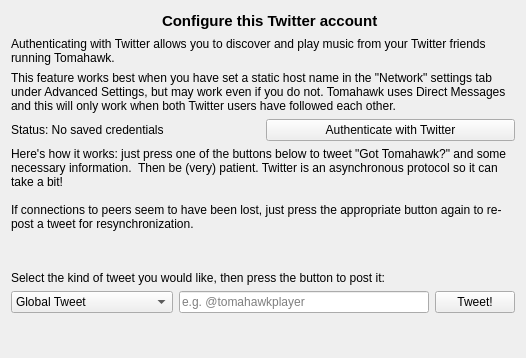
Qt form src/sip/twitter/twitterconfigwidget.ui (tomahawk-player/tomahawk) before a commit.
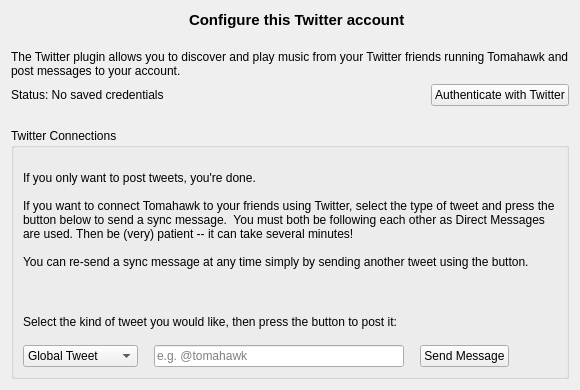
The same form after that commit. Icons and pictures are not drawn.

Commit message: Fix twitter copy and also size issues. Fixes TWK-209.

```diff
--- a/src/sip/twitter/twitterconfigwidget.ui
+++ b/src/sip/twitter/twitterconfigwidget.ui
@@ -6,17 +6,23 @@
    <rect>
     <x>0</x>
     <y>0</y>
-    <width>526</width>
-    <height>358</height>
+    <width>580</width>
+    <height>390</height>
    </rect>
   </property>
+  <property name="sizePolicy">
+   <sizepolicy hsizetype="Minimum" vsizetype="Minimum">
+    <horstretch>0</horstretch>
+    <verstretch>0</verstretch>
+   </sizepolicy>
+  </property>
   <property name="minimumSize">
    <size>
-    <width>0</width>
-    <height>0</height>
+    <width>580</width>
+    <height>390</height>
    </size>
   </property>
-  <layout class="QVBoxLayout" name="verticalLayout">
+  <layout class="QVBoxLayout" name="verticalLayout_4">
    <item>
     <layout class="QHBoxLayout" name="horizontalLayout">
      <item>
@@ -27,13 +33,19 @@
        <property name="sizeHint" stdset="0">
         <size>
          <width>40</width>
-         <height>20</height>
+         <height>0</height>
         </size>
        </property>
       </spacer>
      </item>
      <item>
       <widget class="QLabel" name="label_4">
+       <property name="sizePolicy">
+        <sizepolicy hsizetype="Preferred" vsizetype="Fixed">
+         <horstretch>0</horstretch>
+         <verstretch>0</verstretch>
+        </sizepolicy>
+       </property>
        <property name="text">
         <string/>
        </property>
@@ -44,6 +56,12 @@
      </item>
      <item>
       <widget class="QLabel" name="label">
+       <property name="sizePolicy">
+        <sizepolicy hsizetype="Preferred" vsizetype="Fixed">
+         <horstretch>0</horstretch>
+         <verstretch>0</verstretch>
+        </sizepolicy>
+       </property>
        <property name="font">
         <font>
          <pointsize>11</pointsize>
@@ -61,10 +79,13 @@
        <property name="orientation">
         <enum>Qt::Horizontal</enum>
        </property>
+       <property name="sizeType">
+        <enum>QSizePolicy::Expanding</enum>
+       </property>
        <property name="sizeHint" stdset="0">
         <size>
          <width>40</width>
-         <height>20</height>
+         <height>0</height>
         </size>
        </property>
       </spacer>
@@ -72,17 +93,30 @@
     </layout>
    </item>
    <item>
-    <layout class="QVBoxLayout" name="twitterVertLayout">
+    <spacer name="verticalSpacer_4">
+     <property name="orientation">
+      <enum>Qt::Vertical</enum>
+     </property>
+     <property name="sizeHint" stdset="0">
+      <size>
+       <width>20</width>
+       <height>40</height>
+      </size>
+     </property>
+    </spacer>
+   </item>
+   <item>
+    <layout class="QVBoxLayout" name="verticalLayout">
      <item>
       <widget class="QLabel" name="twitterInfoLabel">
        <property name="sizePolicy">
-        <sizepolicy hsizetype="Preferred" vsizetype="Fixed">
+        <sizepolicy hsizetype="Expanding" vsizetype="Fixed">
          <horstretch>0</horstretch>
          <verstretch>0</verstretch>
         </sizepolicy>
        </property>
        <property name="text">
-        <string>Authenticating with Twitter allows you to discover and play music from your Twitter friends running Tomahawk.</string>
+        <string>The Twitter plugin allows you to discover and play music from your Twitter friends running Tomahawk and post messages to your account.</string>
        </property>
        <property name="wordWrap">
         <bool>true</bool>
@@ -90,19 +124,15 @@
       </widget>
      </item>
      <item>
-      <widget class="QLabel" name="label_2">
-       <property name="text">
-        <string>This feature works best when you have set a static host name in the &quot;Network&quot; settings tab under Advanced Settings, but may work even if you do not. Tomahawk uses Direct Messages and this will only work when both Twitter users have followed each other.</string>
-       </property>
-       <property name="wordWrap">
-        <bool>true</bool>
-       </property>
-      </widget>
-     </item>
-     <item>
-      <layout class="QHBoxLayout" name="twitterHorizontalLayout">
+      <layout class="QHBoxLayout" name="horizontalLayout_2">
        <item>
         <widget class="QLabel" name="twitterStatusLabel">
+         <property name="sizePolicy">
+          <sizepolicy hsizetype="Fixed" vsizetype="Fixed">
+           <horstretch>0</horstretch>
+           <verstretch>0</verstretch>
+          </sizepolicy>
+         </property>
          <property name="text">
           <string>Status: No saved credentials</string>
          </property>
@@ -111,8 +141,27 @@
          </property>
         </widget>
        </item>
+       <item>
+        <spacer name="horizontalSpacer_3">
+         <property name="orientation">
+          <enum>Qt::Horizontal</enum>
+         </property>
+         <property name="sizeHint" stdset="0">
+          <size>
+           <width>40</width>
+           <height>20</height>
+          </size>
+         </property>
+        </spacer>
+       </item>
        <item>
         <widget class="QPushButton" name="twitterAuthenticateButton">
+         <property name="sizePolicy">
+          <sizepolicy hsizetype="Fixed" vsizetype="Fixed">
+           <horstretch>0</horstretch>
+           <verstretch>0</verstretch>
+          </sizepolicy>
+         </property>
          <property name="text">
           <string>Authenticate with Twitter</string>
          </property>
@@ -123,11 +172,39 @@
     </layout>
    </item>
    <item>
+    <spacer name="verticalSpacer_3">
+     <property name="orientation">
+      <enum>Qt::Vertical</enum>
+     </property>
+     <property name="sizeHint" stdset="0">
+      <size>
+       <width>20</width>
+       <height>40</height>
+      </size>
+     </property>
+    </spacer>
+   </item>
+   <item>
+    <widget class="QGroupBox" name="twitterSyncGroupBox">
+     <property name="sizePolicy">
+      <sizepolicy hsizetype="Preferred" vsizetype="Fixed">
+       <horstretch>0</horstretch>
+       <verstretch>0</verstretch>
+      </sizepolicy>
+     </property>
+     <property name="title">
+      <string>Twitter Connections</string>
+     </property>
+     <layout class="QVBoxLayout" name="verticalLayout_3">
+      <item>
     <widget class="QLabel" name="twitterInstructionsInfoLabel">
      <property name="text">
-      <string>Here's how it works: just press one of the buttons below to tweet &quot;Got Tomahawk?&quot; and some necessary information.  Then be (very) patient. Twitter is an asynchronous protocol so it can take a bit!
+         <string>
+If you only want to post tweets, you're done.
 
-If connections to peers seem to have been lost, just press the appropriate button again to re-post a tweet for resynchronization.</string>
+If you want to connect Tomahawk to your friends using Twitter, select the type of tweet and press the button below to send a sync message.  You must both be following each other as Direct Messages are used. Then be (very) patient -- it can take several minutes!
+
+You can re-send a sync message at any time simply by sending another tweet using the button.</string>
      </property>
      <property name="wordWrap">
       <bool>true</bool>
@@ -139,6 +216,9 @@
      <property name="orientation">
       <enum>Qt::Vertical</enum>
      </property>
+        <property name="sizeType">
+         <enum>QSizePolicy::Expanding</enum>
+        </property>
      <property name="sizeHint" stdset="0">
       <size>
        <width>20</width>
@@ -149,6 +229,9 @@
    </item>
    <item>
     <layout class="QVBoxLayout" name="twitterTweetVLayout">
+        <property name="sizeConstraint">
+         <enum>QLayout::SetFixedSize</enum>
+        </property>
      <item>
       <widget class="QLabel" name="twitterGlobalTweetLabel">
        <property name="sizePolicy">
@@ -162,12 +245,28 @@
        </property>
       </widget>
      </item>
+        <item>
+         <spacer name="verticalSpacer_2">
+          <property name="orientation">
+           <enum>Qt::Vertical</enum>
+          </property>
+          <property name="sizeType">
+           <enum>QSizePolicy::Fixed</enum>
+          </property>
+          <property name="sizeHint" stdset="0">
+           <size>
+            <width>20</width>
+            <height>10</height>
+           </size>
+          </property>
+         </spacer>
+        </item>
      <item>
       <layout class="QHBoxLayout" name="twitterGlobalTweetHLayout">
        <item>
         <widget class="QComboBox" name="twitterTweetComboBox">
          <property name="sizePolicy">
-          <sizepolicy hsizetype="MinimumExpanding" vsizetype="Fixed">
+             <sizepolicy hsizetype="Fixed" vsizetype="Fixed">
            <horstretch>0</horstretch>
            <verstretch>0</verstretch>
           </sizepolicy>
@@ -189,10 +288,26 @@
          </item>
         </widget>
        </item>
+          <item>
+           <spacer name="horizontalSpacer_4">
+            <property name="orientation">
+             <enum>Qt::Horizontal</enum>
+            </property>
+            <property name="sizeType">
+             <enum>QSizePolicy::Fixed</enum>
+            </property>
+            <property name="sizeHint" stdset="0">
+             <size>
+              <width>10</width>
+              <height>20</height>
+             </size>
+            </property>
+           </spacer>
+          </item>
        <item>
         <widget class="QLineEdit" name="twitterUserTweetLineEdit">
          <property name="sizePolicy">
-          <sizepolicy hsizetype="MinimumExpanding" vsizetype="Fixed">
+             <sizepolicy hsizetype="Fixed" vsizetype="Fixed">
            <horstretch>0</horstretch>
            <verstretch>0</verstretch>
           </sizepolicy>
@@ -204,10 +319,26 @@
           </size>
          </property>
          <property name="placeholderText">
-          <string>e.g. @tomahawkplayer</string>
+             <string>e.g. @tomahawk</string>
          </property>
         </widget>
        </item>
+          <item>
+           <spacer name="horizontalSpacer_6">
+            <property name="orientation">
+             <enum>Qt::Horizontal</enum>
+            </property>
+            <property name="sizeType">
+             <enum>QSizePolicy::Fixed</enum>
+            </property>
+            <property name="sizeHint" stdset="0">
+             <size>
+              <width>10</width>
+              <height>20</height>
+             </size>
+            </property>
+           </spacer>
+          </item>
        <item>
         <widget class="QPushButton" name="twitterTweetGotTomahawkButton">
          <property name="sizePolicy">
@@ -217,26 +348,29 @@
           </sizepolicy>
          </property>
          <property name="text">
-          <string>Tweet!</string>
-         </property>
-        </widget>
-       </item>
-      </layout>
-     </item>
-    </layout>
+             <string>Send Message</string>
+            </property>
+           </widget>
    </item>
    <item>
-    <spacer name="verticalSpacer_2">
+           <spacer name="horizontalSpacer_5">
      <property name="orientation">
-      <enum>Qt::Vertical</enum>
+             <enum>Qt::Horizontal</enum>
      </property>
      <property name="sizeHint" stdset="0">
       <size>
-       <width>20</width>
-       <height>40</height>
+              <width>40</width>
+              <height>20</height>
       </size>
      </property>
     </spacer>
+          </item>
+         </layout>
+        </item>
+       </layout>
+      </item>
+     </layout>
+    </widget>
    </item>
   </layout>
  </widget>
```
Lines whose indentation alone changed are shown as unchanged. The commit also changes 1 other file.
